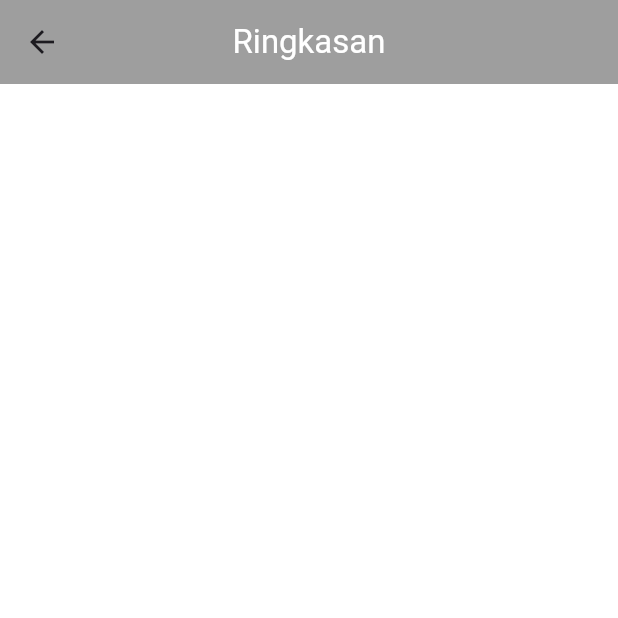
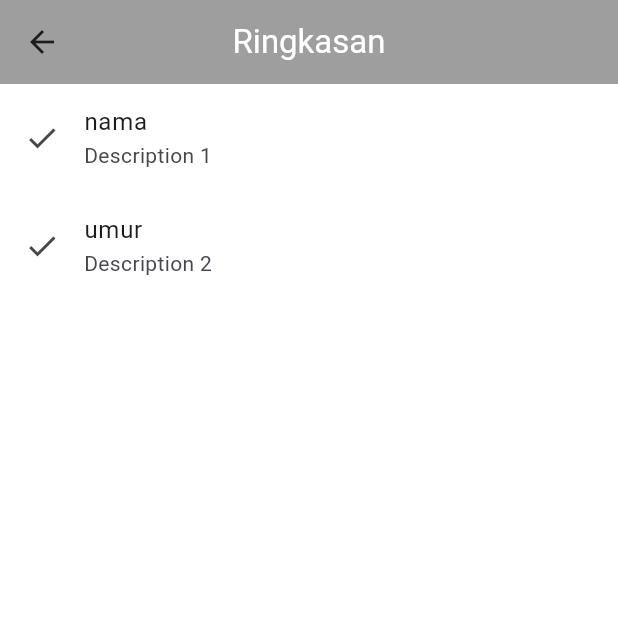
Before and after one commit to rafahealing/uni, a Flutter app: the DaftarPage screen opened directly, on a phone screen of 412 x 824 dp, the top half of it. Run offline on Flutter 3.47's test engine with Material 3 defaults, Android fonts, the phone set to English and light mode, and no system bars.

Commit message:
first commit

```diff
--- a/lib/daftar_page.dart
+++ b/lib/daftar_page.dart
@@ -11,6 +11,21 @@ class DaftarPage extends StatelessWidget {
         backgroundColor: Colors.grey,
         centerTitle: true,
       ),
+      body: ListView(
+        children: [
+          ListTile(
+            title: Text('nama'),
+            subtitle: Text('Description 1'),
+            leading: Icon(Icons.check),
+          ),
+          ListTile(
+            title: Text('umur'),
+            subtitle: Text('Description 2'),
+            leading: Icon(Icons.check),
+          ),
+          // Add more ListTiles as needed
+        ],
+      ),
     );
   }
 }
```
